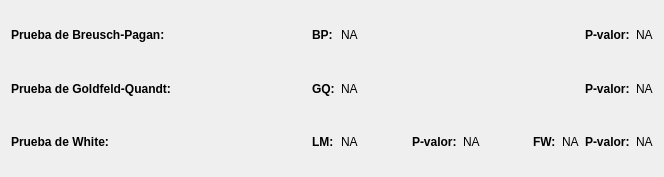
The window that view/ui/widget_test_homecedasticidad_residual.ui (vasha54/apm) describes before a commit, drawn with Qt 5.
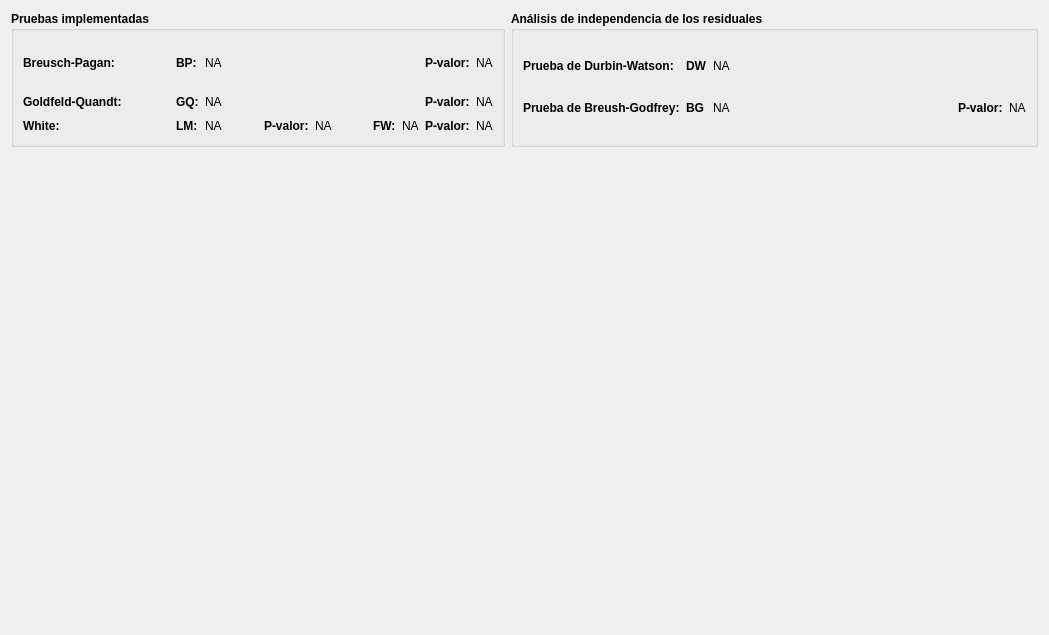
The same window after the commit.

Diff of the .ui file:
```diff
--- a/view/ui/widget_test_homecedasticidad_residual.ui
+++ b/view/ui/widget_test_homecedasticidad_residual.ui
@@ -6,27 +6,181 @@
    <rect>
     <x>0</x>
     <y>0</y>
-    <width>664</width>
-    <height>177</height>
+    <width>1049</width>
+    <height>635</height>
    </rect>
   </property>
+  <property name="font">
+   <font>
+    <weight>75</weight>
+    <bold>true</bold>
+   </font>
+  </property>
   <property name="windowTitle">
    <string>Form</string>
   </property>
+  <layout class="QGridLayout" name="gridLayout_3">
+   <item row="0" column="0">
+    <widget class="QGroupBox" name="groupBox">
+     <property name="sizePolicy">
+      <sizepolicy hsizetype="Preferred" vsizetype="Maximum">
+       <horstretch>0</horstretch>
+       <verstretch>0</verstretch>
+      </sizepolicy>
+     </property>
+     <property name="font">
+      <font>
+       <weight>75</weight>
+       <bold>true</bold>
+      </font>
+     </property>
+     <property name="title">
+      <string>Pruebas implementadas</string>
+     </property>
   <layout class="QGridLayout" name="gridLayout">
-   <item row="2" column="9">
-    <spacer name="horizontalSpacer_3">
+      <item row="0" column="0" colspan="2">
+       <widget class="QLabel" name="labelBREUSH_PAGAN">
+        <property name="sizePolicy">
+         <sizepolicy hsizetype="Maximum" vsizetype="Maximum">
+          <horstretch>0</horstretch>
+          <verstretch>0</verstretch>
+         </sizepolicy>
+        </property>
+        <property name="font">
+         <font>
+          <weight>75</weight>
+          <bold>true</bold>
+         </font>
+        </property>
+        <property name="text">
+         <string>Breusch-Pagan:</string>
+        </property>
+       </widget>
+      </item>
+      <item row="0" column="2" colspan="2">
+       <spacer name="horizontalSpacer_6">
      <property name="orientation">
       <enum>Qt::Horizontal</enum>
      </property>
      <property name="sizeHint" stdset="0">
       <size>
-       <width>35</width>
-       <height>17</height>
+          <width>74</width>
+          <height>20</height>
       </size>
      </property>
     </spacer>
    </item>
+      <item row="0" column="4">
+       <widget class="QLabel" name="labelGOLDFELD_QUANDT_3">
+        <property name="sizePolicy">
+         <sizepolicy hsizetype="Maximum" vsizetype="Maximum">
+          <horstretch>0</horstretch>
+          <verstretch>0</verstretch>
+         </sizepolicy>
+        </property>
+        <property name="font">
+         <font>
+          <weight>75</weight>
+          <bold>true</bold>
+         </font>
+        </property>
+        <property name="text">
+         <string>BP:</string>
+        </property>
+       </widget>
+      </item>
+      <item row="0" column="5">
+       <widget class="QLabel" name="lOBREUSH_PAGAN">
+        <property name="sizePolicy">
+         <sizepolicy hsizetype="Minimum" vsizetype="Maximum">
+          <horstretch>0</horstretch>
+          <verstretch>0</verstretch>
+         </sizepolicy>
+        </property>
+        <property name="font">
+         <font>
+          <weight>50</weight>
+          <bold>false</bold>
+         </font>
+        </property>
+        <property name="text">
+         <string>NA</string>
+        </property>
+       </widget>
+      </item>
+      <item row="0" column="6" colspan="4">
+       <spacer name="horizontalSpacer">
+        <property name="orientation">
+         <enum>Qt::Horizontal</enum>
+        </property>
+        <property name="sizeType">
+         <enum>QSizePolicy::Preferred</enum>
+        </property>
+        <property name="sizeHint" stdset="0">
+         <size>
+          <width>213</width>
+          <height>46</height>
+         </size>
+        </property>
+       </spacer>
+      </item>
+      <item row="0" column="12">
+       <widget class="QLabel" name="labelBREUSH_PAGAN_PVALUE">
+        <property name="sizePolicy">
+         <sizepolicy hsizetype="Maximum" vsizetype="Maximum">
+          <horstretch>0</horstretch>
+          <verstretch>0</verstretch>
+         </sizepolicy>
+        </property>
+        <property name="font">
+         <font>
+          <weight>75</weight>
+          <bold>true</bold>
+         </font>
+        </property>
+        <property name="text">
+         <string>P-valor:</string>
+        </property>
+       </widget>
+      </item>
+      <item row="0" column="13">
+       <widget class="QLabel" name="lOBREUSH_PAGAN_PVALUE">
+        <property name="sizePolicy">
+         <sizepolicy hsizetype="Minimum" vsizetype="Maximum">
+          <horstretch>0</horstretch>
+          <verstretch>0</verstretch>
+         </sizepolicy>
+        </property>
+        <property name="font">
+         <font>
+          <weight>50</weight>
+          <bold>false</bold>
+         </font>
+        </property>
+        <property name="text">
+         <string>NA</string>
+        </property>
+       </widget>
+      </item>
+      <item row="1" column="0" colspan="3">
+       <widget class="QLabel" name="labelGOLDFELD_QUANDT">
+        <property name="sizePolicy">
+         <sizepolicy hsizetype="Maximum" vsizetype="Maximum">
+          <horstretch>0</horstretch>
+          <verstretch>0</verstretch>
+         </sizepolicy>
+        </property>
+        <property name="font">
+         <font>
+          <weight>75</weight>
+          <bold>true</bold>
+         </font>
+        </property>
+        <property name="text">
+         <string>Goldfeld-Quandt:</string>
+        </property>
+       </widget>
+      </item>
    <item row="1" column="3">
     <spacer name="horizontalSpacer_5">
      <property name="orientation">
@@ -40,36 +194,99 @@
      </property>
     </spacer>
    </item>
+      <item row="1" column="4">
+       <widget class="QLabel" name="labelGOLDFELD_QUANDT_2">
+        <property name="sizePolicy">
+         <sizepolicy hsizetype="Maximum" vsizetype="Maximum">
+          <horstretch>0</horstretch>
+          <verstretch>0</verstretch>
+         </sizepolicy>
+        </property>
+        <property name="font">
+         <font>
+          <weight>75</weight>
+          <bold>true</bold>
+         </font>
+        </property>
+        <property name="text">
+         <string>GQ:</string>
+        </property>
+       </widget>
+      </item>
+      <item row="1" column="5">
+       <widget class="QLabel" name="lOGOLDFELD_QUANDT">
+        <property name="sizePolicy">
+         <sizepolicy hsizetype="Minimum" vsizetype="Maximum">
+          <horstretch>0</horstretch>
+          <verstretch>0</verstretch>
+         </sizepolicy>
+        </property>
+        <property name="font">
+         <font>
+          <weight>50</weight>
+          <bold>false</bold>
+         </font>
+        </property>
+        <property name="text">
+         <string>NA</string>
+        </property>
+       </widget>
+      </item>
+      <item row="1" column="6" colspan="4">
+       <spacer name="horizontalSpacer_2">
+        <property name="orientation">
+         <enum>Qt::Horizontal</enum>
+        </property>
+        <property name="sizeHint" stdset="0">
+         <size>
+          <width>213</width>
+          <height>17</height>
+         </size>
+        </property>
+       </spacer>
+      </item>
+      <item row="1" column="12">
+       <widget class="QLabel" name="labelGOLDFELD_QUANDT_PVALUE">
+        <property name="sizePolicy">
+         <sizepolicy hsizetype="Maximum" vsizetype="Maximum">
+          <horstretch>0</horstretch>
+          <verstretch>0</verstretch>
+         </sizepolicy>
+        </property>
+        <property name="font">
+         <font>
+          <weight>75</weight>
+          <bold>true</bold>
+         </font>
+        </property>
+        <property name="text">
+         <string>P-valor:</string>
+        </property>
+       </widget>
+      </item>
    <item row="1" column="13">
     <widget class="QLabel" name="lOGOLDFELD_QUANDT_PVALUE">
      <property name="sizePolicy">
-      <sizepolicy hsizetype="Minimum" vsizetype="Preferred">
+         <sizepolicy hsizetype="Minimum" vsizetype="Maximum">
        <horstretch>0</horstretch>
        <verstretch>0</verstretch>
       </sizepolicy>
      </property>
-     <property name="text">
-      <string>NA</string>
-     </property>
-    </widget>
-   </item>
-   <item row="2" column="8">
-    <widget class="QLabel" name="lOWHITE_LM_PVALUE">
-     <property name="sizePolicy">
-      <sizepolicy hsizetype="Preferred" vsizetype="Preferred">
-       <horstretch>0</horstretch>
-       <verstretch>0</verstretch>
-      </sizepolicy>
-     </property>
+        <property name="font">
+         <font>
+          <weight>50</weight>
+          <bold>false</bold>
+         </font>
+        </property>
      <property name="text">
       <string>NA</string>
      </property>
     </widget>
    </item>
-   <item row="0" column="12">
-    <widget class="QLabel" name="labelBREUSH_PAGAN_PVALUE">
+      <item row="2" column="0">
+       <widget class="QLabel" name="labelWHITE">
      <property name="sizePolicy">
-      <sizepolicy hsizetype="Maximum" vsizetype="Preferred">
+         <sizepolicy hsizetype="Maximum" vsizetype="Maximum">
        <horstretch>0</horstretch>
        <verstretch>0</verstretch>
       </sizepolicy>
@@ -81,33 +298,7 @@
       </font>
      </property>
      <property name="text">
-      <string>P-valor:</string>
-     </property>
-    </widget>
-   </item>
-   <item row="0" column="6" colspan="6">
-    <spacer name="horizontalSpacer">
-     <property name="orientation">
-      <enum>Qt::Horizontal</enum>
-     </property>
-     <property name="sizeHint" stdset="0">
-      <size>
-       <width>213</width>
-       <height>46</height>
-      </size>
-     </property>
-    </spacer>
-   </item>
-   <item row="1" column="5">
-    <widget class="QLabel" name="lOGOLDFELD_QUANDT">
-     <property name="sizePolicy">
-      <sizepolicy hsizetype="Minimum" vsizetype="Preferred">
-       <horstretch>0</horstretch>
-       <verstretch>0</verstretch>
-      </sizepolicy>
-     </property>
-     <property name="text">
-      <string>NA</string>
+         <string>White:</string>
      </property>
     </widget>
    </item>
@@ -124,80 +315,10 @@
      </property>
     </spacer>
    </item>
-   <item row="1" column="4">
-    <widget class="QLabel" name="labelGOLDFELD_QUANDT_2">
-     <property name="sizePolicy">
-      <sizepolicy hsizetype="Maximum" vsizetype="Preferred">
-       <horstretch>0</horstretch>
-       <verstretch>0</verstretch>
-      </sizepolicy>
-     </property>
-     <property name="font">
-      <font>
-       <weight>75</weight>
-       <bold>true</bold>
-      </font>
-     </property>
-     <property name="text">
-      <string>GQ:</string>
-     </property>
-    </widget>
-   </item>
-   <item row="2" column="6">
-    <spacer name="horizontalSpacer_7">
-     <property name="orientation">
-      <enum>Qt::Horizontal</enum>
-     </property>
-     <property name="sizeHint" stdset="0">
-      <size>
-       <width>22</width>
-       <height>17</height>
-      </size>
-     </property>
-    </spacer>
-   </item>
-   <item row="2" column="0">
-    <widget class="QLabel" name="labelWHITE">
-     <property name="sizePolicy">
-      <sizepolicy hsizetype="Maximum" vsizetype="Preferred">
-       <horstretch>0</horstretch>
-       <verstretch>0</verstretch>
-      </sizepolicy>
-     </property>
-     <property name="font">
-      <font>
-       <weight>75</weight>
-       <bold>true</bold>
-      </font>
-     </property>
-     <property name="text">
-      <string>Prueba de White:</string>
-     </property>
-    </widget>
-   </item>
-   <item row="1" column="12">
-    <widget class="QLabel" name="labelGOLDFELD_QUANDT_PVALUE">
-     <property name="sizePolicy">
-      <sizepolicy hsizetype="Maximum" vsizetype="Preferred">
-       <horstretch>0</horstretch>
-       <verstretch>0</verstretch>
-      </sizepolicy>
-     </property>
-     <property name="font">
-      <font>
-       <weight>75</weight>
-       <bold>true</bold>
-      </font>
-     </property>
-     <property name="text">
-      <string>P-valor:</string>
-     </property>
-    </widget>
-   </item>
    <item row="2" column="4">
     <widget class="QLabel" name="labelWHITE_LM">
      <property name="sizePolicy">
-      <sizepolicy hsizetype="Maximum" vsizetype="Preferred">
+         <sizepolicy hsizetype="Maximum" vsizetype="Maximum">
        <horstretch>0</horstretch>
        <verstretch>0</verstretch>
       </sizepolicy>
@@ -213,10 +334,93 @@
      </property>
     </widget>
    </item>
+      <item row="2" column="5">
+       <widget class="QLabel" name="lOWHITE_LM">
+        <property name="sizePolicy">
+         <sizepolicy hsizetype="Minimum" vsizetype="Maximum">
+          <horstretch>0</horstretch>
+          <verstretch>0</verstretch>
+         </sizepolicy>
+        </property>
+        <property name="font">
+         <font>
+          <weight>50</weight>
+          <bold>false</bold>
+         </font>
+        </property>
+        <property name="text">
+         <string>NA</string>
+        </property>
+       </widget>
+      </item>
+      <item row="2" column="6">
+       <spacer name="horizontalSpacer_7">
+        <property name="orientation">
+         <enum>Qt::Horizontal</enum>
+        </property>
+        <property name="sizeHint" stdset="0">
+         <size>
+          <width>22</width>
+          <height>17</height>
+         </size>
+        </property>
+       </spacer>
+      </item>
+      <item row="2" column="7">
+       <widget class="QLabel" name="labelWHITE_LM_PVALUE">
+        <property name="sizePolicy">
+         <sizepolicy hsizetype="Maximum" vsizetype="Maximum">
+          <horstretch>0</horstretch>
+          <verstretch>0</verstretch>
+         </sizepolicy>
+        </property>
+        <property name="font">
+         <font>
+          <weight>75</weight>
+          <bold>true</bold>
+         </font>
+        </property>
+        <property name="text">
+         <string>P-valor:</string>
+        </property>
+       </widget>
+      </item>
+      <item row="2" column="8">
+       <widget class="QLabel" name="lOWHITE_LM_PVALUE">
+        <property name="sizePolicy">
+         <sizepolicy hsizetype="Preferred" vsizetype="Maximum">
+          <horstretch>0</horstretch>
+          <verstretch>0</verstretch>
+         </sizepolicy>
+        </property>
+        <property name="font">
+         <font>
+          <weight>50</weight>
+          <bold>false</bold>
+         </font>
+        </property>
+        <property name="text">
+         <string>NA</string>
+        </property>
+       </widget>
+      </item>
+      <item row="2" column="9">
+       <spacer name="horizontalSpacer_3">
+        <property name="orientation">
+         <enum>Qt::Horizontal</enum>
+        </property>
+        <property name="sizeHint" stdset="0">
+         <size>
+          <width>35</width>
+          <height>17</height>
+         </size>
+        </property>
+       </spacer>
+      </item>
    <item row="2" column="10">
     <widget class="QLabel" name="labelWHITE_FW">
      <property name="sizePolicy">
-      <sizepolicy hsizetype="Maximum" vsizetype="Preferred">
+         <sizepolicy hsizetype="Maximum" vsizetype="Maximum">
        <horstretch>0</horstretch>
        <verstretch>0</verstretch>
       </sizepolicy>
@@ -232,61 +436,29 @@
      </property>
     </widget>
    </item>
+      <item row="2" column="11">
+       <widget class="QLabel" name="lOWHITE_FW">
+        <property name="sizePolicy">
+         <sizepolicy hsizetype="Minimum" vsizetype="Maximum">
+          <horstretch>0</horstretch>
+          <verstretch>0</verstretch>
+         </sizepolicy>
+        </property>
+        <property name="font">
+         <font>
+          <weight>50</weight>
+          <bold>false</bold>
+         </font>
+        </property>
+        <property name="text">
+         <string>NA</string>
+        </property>
+       </widget>
+      </item>
    <item row="2" column="12">
     <widget class="QLabel" name="labelWHITE_FW_PVALUE">
      <property name="sizePolicy">
-      <sizepolicy hsizetype="Maximum" vsizetype="Preferred">
-       <horstretch>0</horstretch>
-       <verstretch>0</verstretch>
-      </sizepolicy>
-     </property>
-     <property name="font">
-      <font>
-       <weight>75</weight>
-       <bold>true</bold>
-      </font>
-     </property>
-     <property name="text">
-      <string>P-valor:</string>
-     </property>
-    </widget>
-   </item>
-   <item row="0" column="4">
-    <widget class="QLabel" name="labelGOLDFELD_QUANDT_3">
-     <property name="sizePolicy">
-      <sizepolicy hsizetype="Maximum" vsizetype="Preferred">
-       <horstretch>0</horstretch>
-       <verstretch>0</verstretch>
-      </sizepolicy>
-     </property>
-     <property name="font">
-      <font>
-       <weight>75</weight>
-       <bold>true</bold>
-      </font>
-     </property>
-     <property name="text">
-      <string>BP:</string>
-     </property>
-    </widget>
-   </item>
-   <item row="0" column="5">
-    <widget class="QLabel" name="lOBREUSH_PAGAN">
-     <property name="sizePolicy">
-      <sizepolicy hsizetype="Minimum" vsizetype="Preferred">
-       <horstretch>0</horstretch>
-       <verstretch>0</verstretch>
-      </sizepolicy>
-     </property>
-     <property name="text">
-      <string>NA</string>
-     </property>
-    </widget>
-   </item>
-   <item row="2" column="7">
-    <widget class="QLabel" name="labelWHITE_LM_PVALUE">
-     <property name="sizePolicy">
-      <sizepolicy hsizetype="Maximum" vsizetype="Preferred">
+         <sizepolicy hsizetype="Maximum" vsizetype="Maximum">
        <horstretch>0</horstretch>
        <verstretch>0</verstretch>
       </sizepolicy>
@@ -305,24 +477,45 @@
    <item row="2" column="13">
     <widget class="QLabel" name="lOWHITE_FW_PVALUE">
      <property name="sizePolicy">
-      <sizepolicy hsizetype="Minimum" vsizetype="Preferred">
+         <sizepolicy hsizetype="Minimum" vsizetype="Maximum">
        <horstretch>0</horstretch>
        <verstretch>0</verstretch>
       </sizepolicy>
      </property>
+        <property name="font">
+         <font>
+          <weight>50</weight>
+          <bold>false</bold>
+         </font>
+        </property>
      <property name="text">
       <string>NA</string>
      </property>
     </widget>
    </item>
-   <item row="0" column="0" colspan="2">
-    <widget class="QLabel" name="labelBREUSH_PAGAN">
+     </layout>
+    </widget>
+   </item>
+   <item row="0" column="1">
+    <widget class="QGroupBox" name="groupBox_2">
      <property name="sizePolicy">
-      <sizepolicy hsizetype="Maximum" vsizetype="Preferred">
+      <sizepolicy hsizetype="Preferred" vsizetype="Preferred">
        <horstretch>0</horstretch>
        <verstretch>0</verstretch>
       </sizepolicy>
      </property>
+     <property name="title">
+      <string>Análisis de independencia de los residuales</string>
+     </property>
+     <layout class="QGridLayout" name="gridLayout_2">
+      <item row="0" column="0">
+       <widget class="QLabel" name="labelDURBIN_WATSON">
+        <property name="sizePolicy">
+         <sizepolicy hsizetype="Maximum" vsizetype="Maximum">
+          <horstretch>0</horstretch>
+          <verstretch>0</verstretch>
+         </sizepolicy>
+        </property>
      <property name="font">
       <font>
        <weight>75</weight>
@@ -330,66 +523,161 @@
       </font>
      </property>
      <property name="text">
-      <string>Prueba de Breusch-Pagan:</string>
+         <string>Prueba de Durbin-Watson:</string>
      </property>
     </widget>
    </item>
-   <item row="0" column="2" colspan="2">
-    <spacer name="horizontalSpacer_6">
+      <item row="0" column="1">
+       <spacer name="horizontalSpacer_10">
      <property name="orientation">
       <enum>Qt::Horizontal</enum>
      </property>
      <property name="sizeHint" stdset="0">
       <size>
-       <width>74</width>
+          <width>11</width>
        <height>20</height>
       </size>
      </property>
     </spacer>
    </item>
-   <item row="2" column="5">
-    <widget class="QLabel" name="lOWHITE_LM">
+      <item row="0" column="2">
+       <widget class="QLabel" name="labelDURBIN_WATSON_2">
      <property name="sizePolicy">
-      <sizepolicy hsizetype="Minimum" vsizetype="Preferred">
+         <sizepolicy hsizetype="Maximum" vsizetype="Maximum">
        <horstretch>0</horstretch>
        <verstretch>0</verstretch>
       </sizepolicy>
      </property>
+        <property name="font">
+         <font>
+          <weight>75</weight>
+          <bold>true</bold>
+         </font>
+        </property>
      <property name="text">
+         <string>DW</string>
+        </property>
+       </widget>
+      </item>
+      <item row="0" column="3">
+       <widget class="QLabel" name="lODURBIN_WATSON">
+        <property name="sizePolicy">
+         <sizepolicy hsizetype="Minimum" vsizetype="Maximum">
+          <horstretch>0</horstretch>
+          <verstretch>0</verstretch>
+         </sizepolicy>
+        </property>
+        <property name="font">
+         <font>
+          <weight>50</weight>
+          <bold>false</bold>
+         </font>
+        </property>
+        <property name="text">
       <string>NA</string>
      </property>
     </widget>
    </item>
-   <item row="0" column="13">
-    <widget class="QLabel" name="lOBREUSH_PAGAN_PVALUE">
+      <item row="0" column="4" colspan="3">
+       <spacer name="horizontalSpacer_11">
+        <property name="orientation">
+         <enum>Qt::Horizontal</enum>
+        </property>
+        <property name="sizeHint" stdset="0">
+         <size>
+          <width>248</width>
+          <height>20</height>
+         </size>
+        </property>
+       </spacer>
+      </item>
+      <item row="1" column="0">
+       <widget class="QLabel" name="labelBREUSH_GGODFREY">
      <property name="sizePolicy">
-      <sizepolicy hsizetype="Minimum" vsizetype="Preferred">
+         <sizepolicy hsizetype="Maximum" vsizetype="Maximum">
        <horstretch>0</horstretch>
        <verstretch>0</verstretch>
       </sizepolicy>
      </property>
+        <property name="font">
+         <font>
+          <weight>75</weight>
+          <bold>true</bold>
+         </font>
+        </property>
      <property name="text">
+         <string>Prueba de Breush-Godfrey:</string>
+        </property>
+       </widget>
+      </item>
+      <item row="1" column="1">
+       <spacer name="horizontalSpacer_8">
+        <property name="orientation">
+         <enum>Qt::Horizontal</enum>
+        </property>
+        <property name="sizeHint" stdset="0">
+         <size>
+          <width>11</width>
+          <height>20</height>
+         </size>
+        </property>
+       </spacer>
+      </item>
+      <item row="1" column="2">
+       <widget class="QLabel" name="labelDURBIN_WATSON_3">
+        <property name="sizePolicy">
+         <sizepolicy hsizetype="Maximum" vsizetype="Maximum">
+          <horstretch>0</horstretch>
+          <verstretch>0</verstretch>
+         </sizepolicy>
+        </property>
+        <property name="font">
+         <font>
+          <weight>75</weight>
+          <bold>true</bold>
+         </font>
+        </property>
+        <property name="text">
+         <string>BG</string>
+        </property>
+       </widget>
+      </item>
+      <item row="1" column="3">
+       <widget class="QLabel" name="lOBREUSH_GGODFREY">
+        <property name="sizePolicy">
+         <sizepolicy hsizetype="Minimum" vsizetype="Maximum">
+          <horstretch>0</horstretch>
+          <verstretch>0</verstretch>
+         </sizepolicy>
+        </property>
+        <property name="font">
+         <font>
+          <weight>50</weight>
+          <bold>false</bold>
+         </font>
+        </property>
+        <property name="text">
       <string>NA</string>
      </property>
     </widget>
    </item>
-   <item row="1" column="6" colspan="6">
-    <spacer name="horizontalSpacer_2">
+      <item row="1" column="4">
+       <spacer name="horizontalSpacer_9">
      <property name="orientation">
       <enum>Qt::Horizontal</enum>
      </property>
      <property name="sizeHint" stdset="0">
       <size>
-       <width>213</width>
-       <height>17</height>
+          <width>316</width>
+          <height>20</height>
       </size>
      </property>
     </spacer>
    </item>
-   <item row="1" column="0" colspan="3">
-    <widget class="QLabel" name="labelGOLDFELD_QUANDT">
+      <item row="1" column="5">
+       <widget class="QLabel" name="labelBREUSH_GGODFREY_PVALUE">
      <property name="sizePolicy">
-      <sizepolicy hsizetype="Maximum" vsizetype="Preferred">
+         <sizepolicy hsizetype="Maximum" vsizetype="Maximum">
        <horstretch>0</horstretch>
        <verstretch>0</verstretch>
       </sizepolicy>
@@ -401,21 +689,52 @@
       </font>
      </property>
      <property name="text">
-      <string>Prueba de Goldfeld-Quandt:</string>
+         <string>P-valor:</string>
      </property>
     </widget>
    </item>
-   <item row="2" column="11">
-    <widget class="QLabel" name="lOWHITE_FW">
+      <item row="1" column="6">
+       <widget class="QLabel" name="lOBREUSH_GGODFREY_PVALUE">
      <property name="sizePolicy">
-      <sizepolicy hsizetype="Minimum" vsizetype="Preferred">
+         <sizepolicy hsizetype="Minimum" vsizetype="Maximum">
        <horstretch>0</horstretch>
        <verstretch>0</verstretch>
       </sizepolicy>
      </property>
+        <property name="font">
+         <font>
+          <weight>50</weight>
+          <bold>false</bold>
+         </font>
+        </property>
      <property name="text">
       <string>NA</string>
      </property>
+       </widget>
+      </item>
+     </layout>
+    </widget>
+   </item>
+   <item row="1" column="0">
+    <widget class="QWidget" name="widgetChartResidualValueAdjust" native="true">
+     <property name="sizePolicy">
+      <sizepolicy hsizetype="Minimum" vsizetype="Minimum">
+       <horstretch>0</horstretch>
+       <verstretch>0</verstretch>
+      </sizepolicy>
+     </property>
+     <layout class="QVBoxLayout" name="vLChartResidualValueAdjust"/>
+    </widget>
+   </item>
+   <item row="1" column="1">
+    <widget class="QWidget" name="widgetChartValueObserverValueAdjust" native="true">
+     <property name="sizePolicy">
+      <sizepolicy hsizetype="Minimum" vsizetype="Minimum">
+       <horstretch>0</horstretch>
+       <verstretch>0</verstretch>
+      </sizepolicy>
+     </property>
+     <layout class="QVBoxLayout" name="vLChartValueObserverValueAdjust"/>
     </widget>
    </item>
   </layout>
```
Lines whose indentation alone changed are shown as unchanged.
